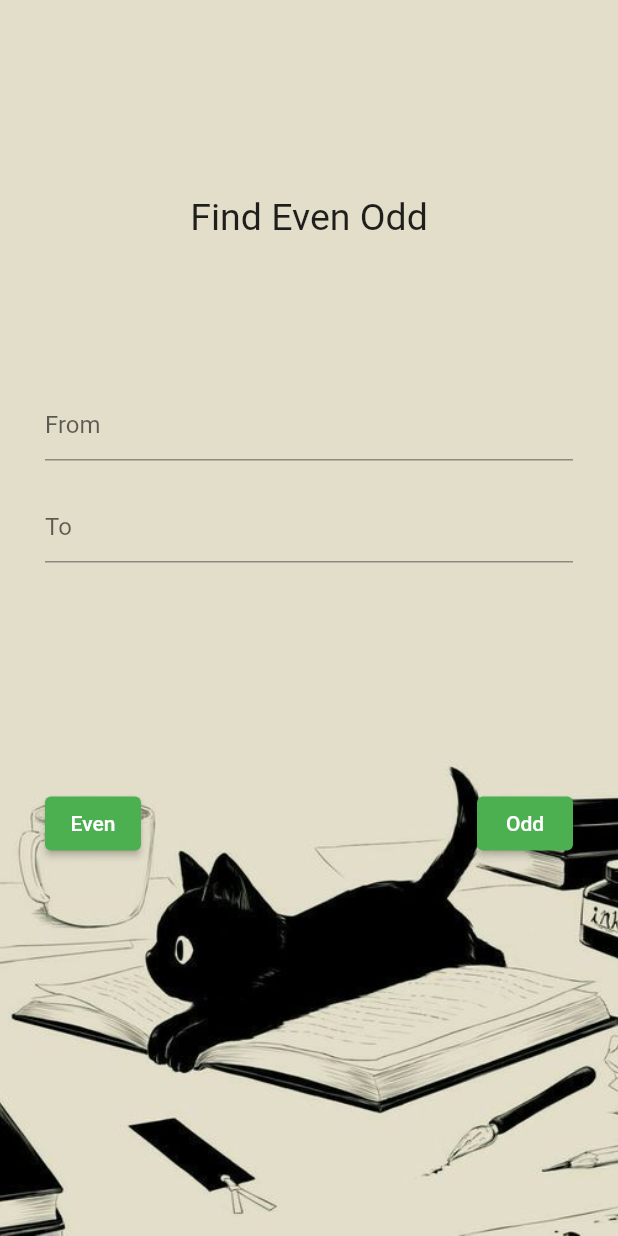
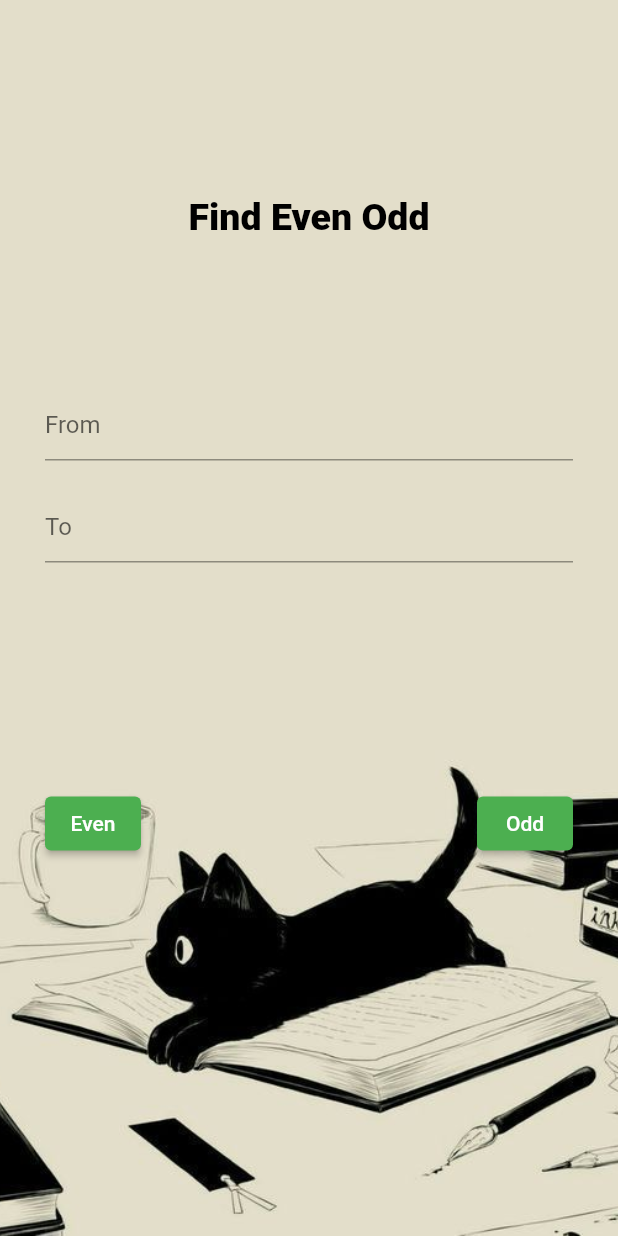
Before and after one commit to 1kvitus/logical, a Flutter app: the screen it shows after launch, on a phone screen of 412 x 824 dp. Run offline on Flutter 3.47's test engine with Material 2 defaults, Android fonts, the phone set to English and light mode, and no system bars.

Commit message:
added color and fontweight to Text

```diff
--- a/lib/evenodd.dart
+++ b/lib/evenodd.dart
@@ -1,3 +1,5 @@
+import 'dart:convert';
+
 import 'package:flutter/material.dart';
 
 class EvenOdd extends StatefulWidget {
@@ -76,6 +78,8 @@ class _EvenOddState extends State<EvenOdd> {
                   height: 100,
                 ),
                 Text("Find Even Odd", style: TextStyle(
+                  color: Colors.black,
+                  fontWeight: FontWeight.w900,
                   fontSize: 25,
                  // fontWeight: FontWeight.bold,
                 ),),
```
